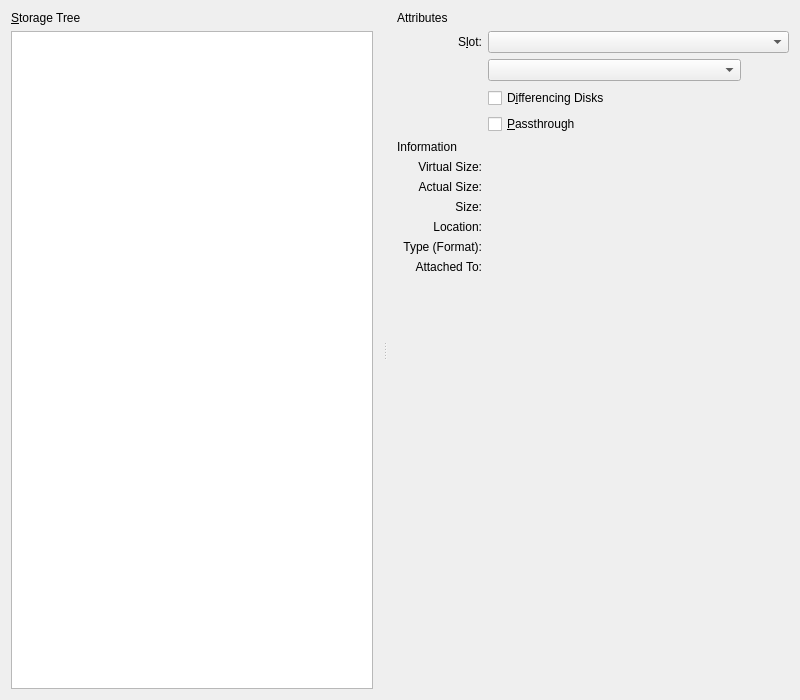
The window that vbox/src/VBox/Frontends/VirtualBox/src/settings/machine/UIMachineSettingsStorage.ui (jljuxgm/vboxgit) describes before a commit, drawn with Qt 5.
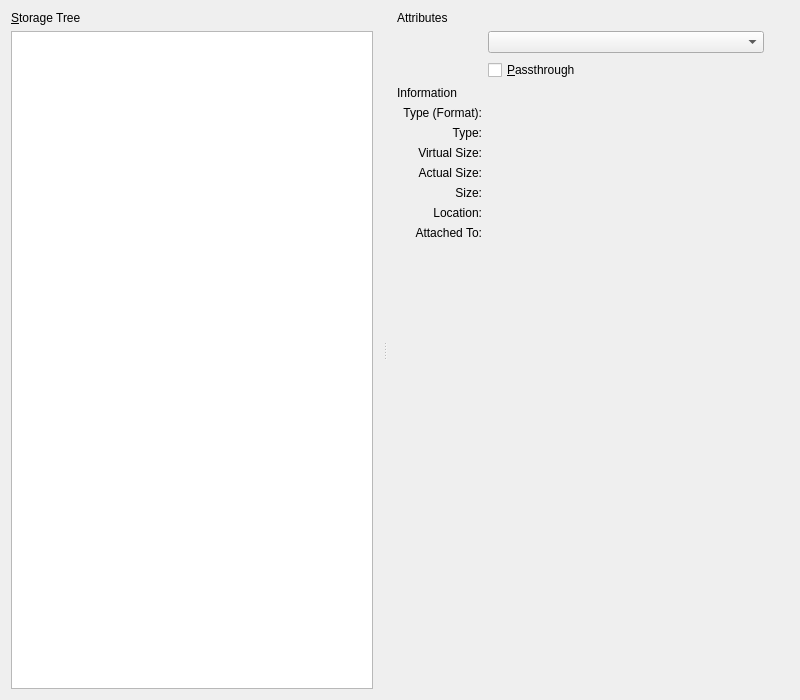
The same window after the commit. The open tabs and pages were chosen to show the change. Custom widgets are drawn as their Qt base class.

Diff of the .ui file:
```diff
--- a/vbox/src/VBox/Frontends/VirtualBox/src/settings/machine/UIMachineSettingsStorage.ui
+++ b/vbox/src/VBox/Frontends/VirtualBox/src/settings/machine/UIMachineSettingsStorage.ui
@@ -255,10 +255,7 @@
          </widget>
         </item>
         <item row="1" column="1" >
-         <widget class="QLabel" name="mLbSlot" >
-          <property name="text" >
-           <string>S&amp;lot:</string>
-          </property>
+         <widget class="QLabel" name="mLbMedium" >
           <property name="buddy" >
            <cstring>mCbSlot</cstring>
           </property>
@@ -268,30 +265,6 @@
          </widget>
         </item>
         <item row="1" column="2" >
-         <widget class="QComboBox" name="mCbSlot" >
-          <property name="whatsThis" >
-           <string>Selects the slot on the storage controller used by this attachment. The available slots depend on the type of the controller and other attachments on it.</string>
-          </property>
-          <property name="sizePolicy" >
-           <sizepolicy vsizetype="Fixed" hsizetype="Expanding" >
-            <horstretch>0</horstretch>
-            <verstretch>0</verstretch>
-           </sizepolicy>
-          </property>
-         </widget>
-        </item>
-        <item row="2" column="1" >
-         <widget class="QLabel" name="mLbVdi" >
-          <property name="buddy" >
-           <cstring>mCbVdi</cstring>
-          </property>
-          <property name="alignment" >
-           <set>Qt::AlignRight|Qt::AlignTrailing|Qt::AlignVCenter</set>
-          </property>
-         </widget>
-        </item>
-        <item row="2" column="2" >
-         <widget class="QWidget" name="mWtContainer" >
           <layout class="QHBoxLayout" name="mLtContainer" >
            <property name="leftMargin" >
             <number>0</number>
@@ -306,10 +279,10 @@
             <number>0</number>
            </property>
            <property name="spacing" >
-            <number>0</number>
+           <number>1</number>
            </property>
            <item>
-            <widget class="VBoxMediaComboBox" native="1" name="mCbVdi" >
+           <widget class="QComboBox" name="mCbSlot" >
              <property name="whatsThis" >
               <string>Selects the virtual disk image or the host drive used by this attachment.</string>
              </property>
@@ -331,42 +304,9 @@
              </property>
             </widget>
            </item>
-           <item>
-            <widget class="QIToolButton" name="mTbNew" >
-             <property name="whatsThis" >
-              <string>Create hard disk image file using New Hard Disk wizard.</string>
-             </property>
-             <property name="toolTip" >
-              <string>Create hard disk image file</string>
-             </property>
-             <property name="text" >
-              <string/>
-             </property>
-             <property name="autoRaise" >
-              <bool>true</bool>
-             </property>
-            </widget>
-           </item>
-          </layout>
-         </widget>
+         </layout>
         </item>
-        <item row="3" column="2" >
-         <widget class="QCheckBox" name="mCbShowDiffs">
-          <property name="sizePolicy" >
-           <sizepolicy vsizetype="Fixed" hsizetype="MinimumExpanding" >
-            <horstretch>0</horstretch>
-            <verstretch>0</verstretch>
-           </sizepolicy>
-          </property>
-          <property name="whatsThis">
-           <string>If checked, shows the differencing hard disks that are attached to slots rather than their base hard disks (shown for indirect attachments) and allows explicit attaching of differencing hard disks. Check this only if you need a complex hard disk setup.</string>
-          </property>
-          <property name="text">
-           <string>D&amp;ifferencing Disks</string>
-          </property>
-         </widget>
-        </item>
-        <item row="4" column="2" >
+        <item row="2" column="2" >
          <widget class="QCheckBox" name="mCbPassthrough" >
           <property name="sizePolicy" >
            <sizepolicy vsizetype="Fixed" hsizetype="MinimumExpanding" >
@@ -382,13 +322,53 @@
           </property>
          </widget>
         </item>
-        <item row="5" column="0" colspan="3" >
+        <item row="3" column="0" colspan="3" >
          <widget class="QILabelSeparator" native="1" name="mLsInformation" >
           <property name="text" >
            <string>Information</string>
           </property>
          </widget>
         </item>
+        <item row="4" column="1" >
+         <widget class="QLabel" name="mLbHDFormat" >
+          <property name="text" >
+           <string>Type (Format):</string>
+          </property>
+          <property name="alignment" >
+           <set>Qt::AlignRight|Qt::AlignTrailing|Qt::AlignVCenter</set>
+          </property>
+         </widget>
+        </item>
+        <item row="4" column="2" >
+         <widget class="QILabel" name="mLbHDFormatValue" >
+          <property name="sizePolicy" >
+           <sizepolicy vsizetype="Preferred" hsizetype="Ignored" >
+            <horstretch>0</horstretch>
+            <verstretch>0</verstretch>
+           </sizepolicy>
+          </property>
+         </widget>
+        </item>
+        <item row="5" column="1" >
+         <widget class="QLabel" name="mLbCDFDType" >
+          <property name="text" >
+           <string>Type:</string>
+          </property>
+          <property name="alignment" >
+           <set>Qt::AlignRight|Qt::AlignTrailing|Qt::AlignVCenter</set>
+          </property>
+         </widget>
+        </item>
+        <item row="5" column="2" >
+         <widget class="QILabel" name="mLbCDFDTypeValue" >
+          <property name="sizePolicy" >
+           <sizepolicy vsizetype="Preferred" hsizetype="Ignored" >
+            <horstretch>0</horstretch>
+            <verstretch>0</verstretch>
+           </sizepolicy>
+          </property>
+         </widget>
+        </item>
         <item row="6" column="1" >
          <widget class="QLabel" name="mLbHDVirtualSize" >
           <property name="text" >
@@ -470,26 +450,6 @@
          </widget>
         </item>
         <item row="10" column="1" >
-         <widget class="QLabel" name="mLbHDFormat" >
-          <property name="text" >
-           <string>Type (Format):</string>
-          </property>
-          <property name="alignment" >
-           <set>Qt::AlignRight|Qt::AlignTrailing|Qt::AlignVCenter</set>
-          </property>
-         </widget>
-        </item>
-        <item row="10" column="2" >
-         <widget class="QILabel" name="mLbHDFormatValue" >
-          <property name="sizePolicy" >
-           <sizepolicy vsizetype="Preferred" hsizetype="Ignored" >
-            <horstretch>0</horstretch>
-            <verstretch>0</verstretch>
-           </sizepolicy>
-          </property>
-         </widget>
-        </item>
-        <item row="11" column="1" >
          <widget class="QLabel" name="mLbUsage" >
           <property name="text" >
            <string>Attached To:</string>
@@ -499,7 +459,7 @@
           </property>
          </widget>
         </item>
-        <item row="11" column="2" >
+        <item row="10" column="2" >
          <widget class="QILabel" name="mLbUsageValue" >
           <property name="sizePolicy" >
            <sizepolicy vsizetype="Preferred" hsizetype="Ignored" >
@@ -509,7 +469,7 @@
           </property>
          </widget>
         </item>
-        <item row="12" column="0" colspan="3" >
+        <item row="11" column="0" colspan="3" >
          <spacer name="mSp6" >
           <property name="orientation" >
            <enum>Qt::Vertical</enum>
```
Left out of the diff: 4 changed lines with no effect on the pictures. Lines whose indentation alone changed are shown as unchanged.
